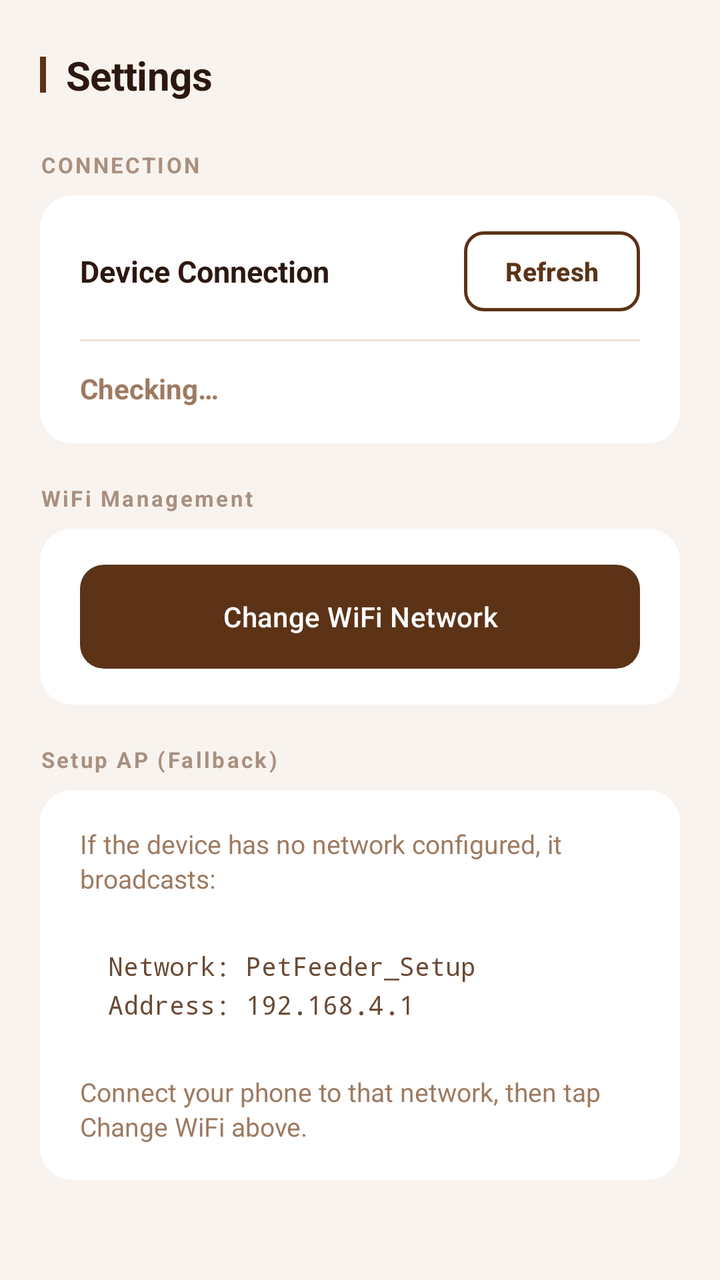
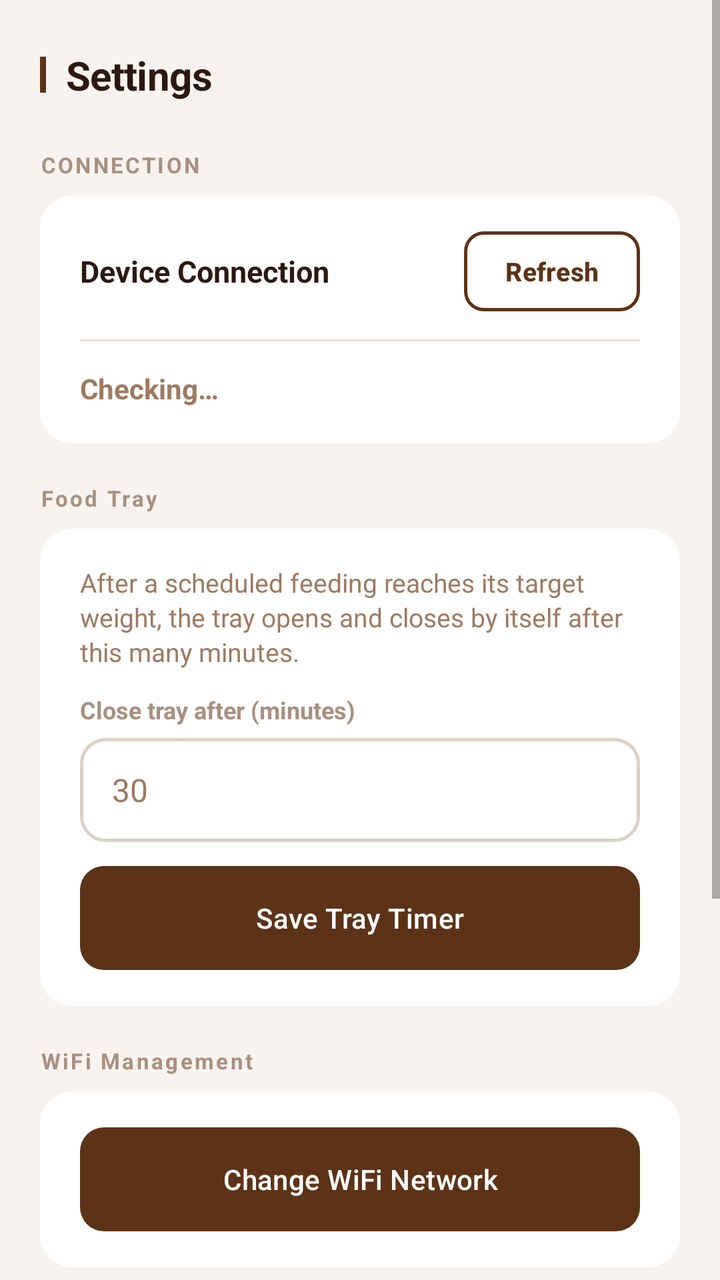

Compare the two renders of this Android layout. The source of the first and the diff that turns it into the second are given below.
<!-- AndroidManifest.xml: activity theme Theme.SmartPetFeeder -->
<!-- res/layout/activity_settings.xml -->
<?xml version="1.0" encoding="utf-8"?>
<ScrollView xmlns:android="http://schemas.android.com/apk/res/android"
    xmlns:app="http://schemas.android.com/apk/res-auto"
    android:layout_width="match_parent"
    android:layout_height="match_parent"
    android:background="@color/colorBackground"
    android:fillViewport="true"
    android:overScrollMode="never">

    <LinearLayout
        android:layout_width="match_parent"
        android:layout_height="wrap_content"
        android:orientation="vertical"
        android:paddingStart="20dp"
        android:paddingEnd="20dp"
        android:paddingTop="24dp"
        android:paddingBottom="40dp">

        <LinearLayout
            android:layout_width="match_parent"
            android:layout_height="wrap_content"
            android:orientation="horizontal"
            android:gravity="center_vertical"
            android:layout_marginBottom="24dp">

            <View
                android:layout_width="3dp"
                android:layout_height="18dp"
                android:background="@color/colorPrimary"
                android:layout_marginEnd="10dp"/>

            <TextView
                android:layout_width="wrap_content"
                android:layout_height="wrap_content"
                android:text="@string/settings_title"
                android:textSize="20sp"
                android:textStyle="bold"
                android:textColor="@color/colorTextPrimary"
                android:letterSpacing="-0.01"/>

        </LinearLayout>

        <ProgressBar
            android:id="@+id/progressBarSettings"
            style="?android:attr/progressBarStyleHorizontal"
            android:layout_width="match_parent"
            android:layout_height="3dp"
            android:layout_marginBottom="16dp"
            android:indeterminate="true"
            android:indeterminateTint="@color/colorAccent"
            android:visibility="gone"/>

        <TextView
            android:layout_width="wrap_content"
            android:layout_height="wrap_content"
            android:text="CONNECTION"
            android:textSize="11sp"
            android:textStyle="bold"
            android:textColor="@color/colorTextLabel"
            android:letterSpacing="0.10"
            android:layout_marginBottom="8dp"/>

        <androidx.cardview.widget.CardView
            android:layout_width="match_parent"
            android:layout_height="wrap_content"
            android:layout_marginBottom="20dp"
            app:cardCornerRadius="16dp"
            app:cardElevation="0dp"
            app:cardBackgroundColor="@color/colorSurface"
            app:strokeWidth="1dp"
            app:strokeColor="@color/colorDivider">

            <LinearLayout
                android:layout_width="match_parent"
                android:layout_height="wrap_content"
                android:orientation="vertical"
                android:paddingStart="20dp"
                android:paddingEnd="20dp"
                android:paddingTop="18dp"
                android:paddingBottom="18dp">

                <LinearLayout
                    android:layout_width="match_parent"
                    android:layout_height="wrap_content"
                    android:orientation="horizontal"
                    android:gravity="center_vertical"
                    android:layout_marginBottom="14dp">

                    <TextView
                        android:layout_width="0dp"
                        android:layout_height="wrap_content"
                        android:layout_weight="1"
                        android:text="@string/settings_connection_section"
                        android:textSize="15sp"
                        android:textStyle="bold"
                        android:textColor="@color/colorTextPrimary"/>

                    <com.google.android.material.button.MaterialButton
                        android:id="@+id/btnSettingsRefresh"
                        android:layout_width="wrap_content"
                        android:layout_height="40dp"
                        android:text="@string/btn_refresh"
                        android:textSize="13sp"
                        android:textStyle="bold"
                        android:paddingStart="16dp"
                        android:paddingEnd="16dp"
                        android:insetTop="0dp"
                        android:insetBottom="0dp"
                        style="@style/Widget.SmartPetFeeder.Button.SettingsAction"/>
                </LinearLayout>

                <View
                    android:layout_width="match_parent"
                    android:layout_height="1dp"
                    android:background="@color/colorDivider"
                    android:layout_marginBottom="14dp"/>

                <TextView
                    android:id="@+id/tvSettingsConnectionStatus"
                    android:layout_width="wrap_content"
                    android:layout_height="wrap_content"
                    android:text="@string/settings_status_checking"
                    android:textSize="14sp"
                    android:textStyle="bold"
                    android:textColor="@color/colorTextMuted"/>

                <LinearLayout
                    android:id="@+id/layoutSettingsConnected"
                    android:layout_width="match_parent"
                    android:layout_height="wrap_content"
                    android:orientation="vertical"
                    android:layout_marginTop="12dp"
                    android:visibility="gone">

                    <androidx.cardview.widget.CardView
                        android:layout_width="match_parent"
                        android:layout_height="wrap_content"
                        app:cardCornerRadius="10dp"
                        app:cardElevation="0dp"
                        app:cardBackgroundColor="@color/colorSurfaceElevated">

                        <LinearLayout
                            android:layout_width="match_parent"
                            android:layout_height="wrap_content"
                            android:orientation="vertical"
                            android:padding="14dp">

                            <TextView
                                android:id="@+id/tvSettingsSsid"
                                android:layout_width="match_parent"
                                android:layout_height="wrap_content"
                                android:text="SSID: —"
                                android:textSize="13sp"
                                android:textColor="@color/colorTextSecondary"
                                android:fontFamily="monospace"/>

                            <TextView
                                android:id="@+id/tvSettingsIp"
                                android:layout_width="match_parent"
                                android:layout_height="wrap_content"
                                android:layout_marginTop="6dp"
                                android:text="IP: —"
                                android:textSize="13sp"
                                android:textColor="@color/colorTextSecondary"
                                android:fontFamily="monospace"/>

                            <TextView
                                android:id="@+id/tvSettingsSignal"
                                android:layout_width="match_parent"
                                android:layout_height="wrap_content"
                                android:layout_marginTop="6dp"
                                android:text="Signal: — dBm"
                                android:textSize="13sp"
                                android:textColor="@color/colorTextSecondary"
                                android:fontFamily="monospace"/>

                        </LinearLayout>
                    </androidx.cardview.widget.CardView>

                </LinearLayout>

                <LinearLayout
                    android:id="@+id/layoutSettingsDisconnected"
                    android:layout_width="match_parent"
                    android:layout_height="wrap_content"
                    android:orientation="vertical"
                    android:layout_marginTop="8dp"
                    android:visibility="gone">

                    <TextView
                        android:id="@+id/tvSettingsApInfo"
                        android:layout_width="match_parent"
                        android:layout_height="wrap_content"
                        android:text=""
                        android:textSize="13sp"
                        android:lineSpacingExtra="3dp"
                        android:textColor="@color/colorTextSecondary"
                        android:visibility="gone"/>
                </LinearLayout>

            </LinearLayout>
        </androidx.cardview.widget.CardView>

        <LinearLayout
            android:id="@+id/layoutSettingsTray"
            android:layout_width="match_parent"
            android:layout_height="wrap_content"
            android:orientation="vertical"
            android:visibility="gone">

            <TextView
                android:layout_width="wrap_content"
                android:layout_height="wrap_content"
                android:text="@string/settings_tray_section"
                android:textSize="11sp"
                android:textStyle="bold"
                android:textColor="@color/colorTextLabel"
                android:letterSpacing="0.10"
                android:layout_marginBottom="8dp"/>

            <androidx.cardview.widget.CardView
                android:layout_width="match_parent"
                android:layout_height="wrap_content"
                android:layout_marginBottom="20dp"
                app:cardCornerRadius="16dp"
                app:cardElevation="0dp"
                app:cardBackgroundColor="@color/colorSurface"
                app:strokeWidth="1dp"
                app:strokeColor="@color/colorDivider">

                <LinearLayout
                    android:layout_width="match_parent"
                    android:layout_height="wrap_content"
                    android:orientation="vertical"
                    android:paddingStart="20dp"
                    android:paddingEnd="20dp"
                    android:paddingTop="18dp"
                    android:paddingBottom="18dp">

                    <TextView
                        android:layout_width="match_parent"
                        android:layout_height="wrap_content"
                        android:text="@string/settings_tray_description"
                        android:textSize="13sp"
                        android:textColor="@color/colorTextMuted"
                        android:lineSpacingExtra="2dp"
                        android:layout_marginBottom="12dp"/>

                    <TextView
                        android:layout_width="wrap_content"
                        android:layout_height="wrap_content"
                        android:text="@string/settings_tray_minutes_label"
                        android:textSize="12sp"
                        android:textStyle="bold"
                        android:textColor="@color/colorTextLabel"
                        android:layout_marginBottom="6dp"/>

                    <EditText
                        android:id="@+id/etSettingsTrayMinutes"
                        android:layout_width="match_parent"
                        android:layout_height="52dp"
                        android:background="@drawable/bg_input_field"
                        android:inputType="number"
                        android:maxLength="4"
                        android:maxLines="1"
                        android:hint="30"
                        android:paddingStart="16dp"
                        android:paddingEnd="16dp"
                        android:textSize="16sp"
                        android:textColor="@color/colorTextPrimary"
                        android:textColorHint="@color/colorTextMuted"
                        android:importantForAutofill="no"
                        android:layout_marginBottom="12dp"/>

                    <com.google.android.material.button.MaterialButton
                        android:id="@+id/btnSettingsSaveTray"
                        android:layout_width="match_parent"
                        android:layout_height="52dp"
                        android:text="@string/btn_save_tray_close"
                        android:textSize="14sp"
                        style="@style/Widget.SmartPetFeeder.Button"/>

                </LinearLayout>
            </androidx.cardview.widget.CardView>
        </LinearLayout>

        <TextView
            android:layout_width="wrap_content"
            android:layout_height="wrap_content"
            android:text="@string/settings_wifi_section"
            android:textSize="11sp"
            android:textStyle="bold"
            android:textColor="@color/colorTextLabel"
            android:letterSpacing="0.10"
            android:layout_marginBottom="8dp"/>

        <androidx.cardview.widget.CardView
            android:layout_width="match_parent"
            android:layout_height="wrap_content"
            android:layout_marginBottom="20dp"
            app:cardCornerRadius="16dp"
            app:cardElevation="0dp"
            app:cardBackgroundColor="@color/colorSurface"
            app:strokeWidth="1dp"
            app:strokeColor="@color/colorDivider">

            <LinearLayout
                android:layout_width="match_parent"
                android:layout_height="wrap_content"
                android:orientation="vertical"
                android:paddingStart="20dp"
                android:paddingEnd="20dp"
                android:paddingTop="18dp"
                android:paddingBottom="18dp">

                <com.google.android.material.button.MaterialButton
                    android:id="@+id/btnSettingsChangeWifi"
                    android:layout_width="match_parent"
                    android:layout_height="52dp"
                    android:text="@string/btn_change_wifi"
                    android:textSize="14sp"
                    style="@style/Widget.SmartPetFeeder.Button"/>

                <com.google.android.material.button.MaterialButton
                    android:id="@+id/btnSettingsResetWifi"
                    android:layout_width="match_parent"
                    android:layout_height="52dp"
                    android:layout_marginTop="10dp"
                    android:text="@string/btn_reset_wifi_settings"
                    android:textSize="14sp"
                    android:visibility="gone"
                    style="@style/Widget.SmartPetFeeder.Button.Destructive"/>

                <com.google.android.material.button.MaterialButton
                    android:id="@+id/btnSettingsRestart"
                    android:layout_width="match_parent"
                    android:layout_height="52dp"
                    android:layout_marginTop="10dp"
                    android:text="@string/btn_restart_device"
                    android:textSize="14sp"
                    android:visibility="gone"
                    style="@style/Widget.SmartPetFeeder.Button"/>

            </LinearLayout>
        </androidx.cardview.widget.CardView>

        <TextView
            android:layout_width="wrap_content"
            android:layout_height="wrap_content"
            android:text="@string/settings_ap_section"
            android:textSize="11sp"
            android:textStyle="bold"
            android:textColor="@color/colorTextLabel"
            android:letterSpacing="0.10"
            android:layout_marginBottom="8dp"/>

        <androidx.cardview.widget.CardView
            android:layout_width="match_parent"
            android:layout_height="wrap_content"
            app:cardCornerRadius="16dp"
            app:cardElevation="0dp"
            app:cardBackgroundColor="@color/colorSurface"
            app:strokeWidth="1dp"
            app:strokeColor="@color/colorDivider">

            <LinearLayout
                android:layout_width="match_parent"
                android:layout_height="wrap_content"
                android:orientation="vertical"
                android:paddingStart="20dp"
                android:paddingEnd="20dp"
                android:paddingTop="18dp"
                android:paddingBottom="18dp">

                <TextView
                    android:layout_width="match_parent"
                    android:layout_height="wrap_content"
                    android:text="@string/settings_ap_description"
                    android:textSize="13sp"
                    android:textColor="@color/colorTextMuted"
                    android:lineSpacingExtra="2dp"/>

                <androidx.cardview.widget.CardView
                    android:layout_width="match_parent"
                    android:layout_height="wrap_content"
                    android:layout_marginTop="12dp"
                    android:layout_marginBottom="12dp"
                    app:cardCornerRadius="10dp"
                    app:cardElevation="0dp"
                    app:cardBackgroundColor="@color/colorSurfaceElevated">

                    <TextView
                        android:layout_width="match_parent"
                        android:layout_height="wrap_content"
                        android:padding="14dp"
                        android:text="@string/settings_ap_address"
                        android:textSize="13sp"
                        android:fontFamily="monospace"
                        android:textColor="@color/colorTextSecondary"
                        android:lineSpacingExtra="4dp"/>

                </androidx.cardview.widget.CardView>

                <TextView
                    android:layout_width="match_parent"
                    android:layout_height="wrap_content"
                    android:text="@string/settings_ap_instruction"
                    android:textSize="13sp"
                    android:textColor="@color/colorTextMuted"
                    android:lineSpacingExtra="2dp"/>

            </LinearLayout>
        </androidx.cardview.widget.CardView>

    </LinearLayout>
</ScrollView>
<!-- resources referenced by this layout -->
<resources>
  <color name="colorAccent">#D4731A</color>
  <color name="colorBackground">#F8F3EE</color>
  <color name="colorDivider">#EAE0D8</color>
  <color name="colorPrimary">#5C3317</color>
  <color name="colorSurface">#FFFFFF</color>
  <color name="colorSurfaceElevated">#FFFFFF</color>
  <color name="colorTextLabel">#A89080</color>
  <color name="colorTextMuted">#9E7A61</color>
  <color name="colorTextPrimary">#2C1810</color>
  <color name="colorTextSecondary">#6B4A35</color>
  <!-- drawable bg_input_field (drawable) -->
  <?xml version="1.0" encoding="utf-8"?>
  <shape xmlns:android="http://schemas.android.com/apk/res/android"
      android:shape="rectangle">
      <solid android:color="@color/colorSurface"/>
      <stroke
          android:width="1.5dp"
          android:color="@color/colorStroke"/>
      <corners android:radius="12dp"/>
  </shape>
  <string name="btn_change_wifi">Change WiFi Network</string>
  <string name="btn_refresh">Refresh</string>
  <string name="btn_reset_wifi_settings">Reset Device WiFi</string>
  <string name="btn_restart_device">Restart Feeder</string>
  <string name="btn_save_tray_close">Save Tray Timer</string>
  <string name="settings_ap_address">Network:  PetFeeder_Setup\nAddress:  192.168.4.1</string>
  <string name="settings_ap_description">If the device has no network configured, it broadcasts:</string>
  <string name="settings_ap_instruction">Connect your phone to that network, then tap Change WiFi above.</string>
  <string name="settings_ap_section">Setup AP (Fallback)</string>
  <string name="settings_connection_section">Device Connection</string>
  <string name="settings_status_checking">Checking…</string>
  <string name="settings_title">Settings</string>
  <string name="settings_tray_description">After a scheduled feeding reaches its target weight, the tray opens and closes by itself after this many minutes.</string>
  <string name="settings_tray_minutes_label">Close tray after (minutes)</string>
  <string name="settings_tray_section">Food Tray</string>
  <string name="settings_wifi_section">WiFi Management</string>
  <style name="Widget.SmartPetFeeder.Button.Destructive" parent="Widget.SmartPetFeeder.Button">
          <item name="backgroundTint">@color/colorStatusAnomaly</item>
      </style>
  <color name="colorStroke">#DDD0C4</color>
  <color name="colorTextOnPrimary">#FFFFFF</color>
  <color name="colorStatusAnomaly">#9B2335</color>
  <color name="colorSettingsActionStroke">#5C3317</color>
  <color name="colorSettingsActionText">#5C3317</color>
  <color name="colorRipple">#265C3317</color>
  <color name="colorPrimaryDark">#3A1F0B</color>
  <style name="ShapeAppearance.SmartPetFeeder.Dialog" parent="ShapeAppearance.MaterialComponents.MediumComponent">
          <item name="cornerFamily">rounded</item>
          <item name="cornerSize">20dp</item>
      </style>
  <style name="TextAppearance.SmartPetFeeder.Dialog.Title" parent="MaterialAlertDialog.MaterialComponents.Title.Text">
          <item name="android:textSize">18sp</item>
          <item name="android:textStyle">bold</item>
          <item name="android:textColor">@color/colorTextPrimary</item>
          <item name="android:letterSpacing">-0.01</item>
      </style>
  <style name="TextAppearance.SmartPetFeeder.Dialog.Body" parent="TextAppearance.MaterialComponents.Body1">
          <item name="android:textSize">14sp</item>
          <item name="android:textColor">@color/colorTextSecondary</item>
          <item name="android:lineSpacingExtra">3dp</item>
      </style>
  <style name="Widget.SmartPetFeeder.Button.Dialog.Negative" parent="Widget.MaterialComponents.Button.TextButton.Dialog">
          <item name="android:textColor">@color/colorTextMuted</item>
          <item name="android:textSize">14sp</item>
          <item name="android:textAllCaps">false</item>
          <item name="rippleColor">@color/colorRipple</item>
      </style>
  <!-- unchanged entries left out for length: 6 -->
</resources>

<!-- the commit's change to res/layout/activity_settings.xml (unified diff, before → after) -->
@@ -205,8 +205,7 @@
             android:id="@+id/layoutSettingsTray"
             android:layout_width="match_parent"
             android:layout_height="wrap_content"
-            android:orientation="vertical"
-            android:visibility="gone">
+            android:orientation="vertical">
 
             <TextView
                 android:layout_width="wrap_content"
@@ -280,6 +279,16 @@
                         android:textSize="14sp"
                         style="@style/Widget.SmartPetFeeder.Button"/>
 
+                    <TextView
+                        android:id="@+id/tvSettingsTrayInfo"
+                        android:layout_width="match_parent"
+                        android:layout_height="wrap_content"
+                        android:layout_marginTop="12dp"
+                        android:textSize="13sp"
+                        android:lineSpacingExtra="3dp"
+                        android:textColor="@color/colorTextSecondary"
+                        android:visibility="gone"/>
+
                 </LinearLayout>
             </androidx.cardview.widget.CardView>
         </LinearLayout>
